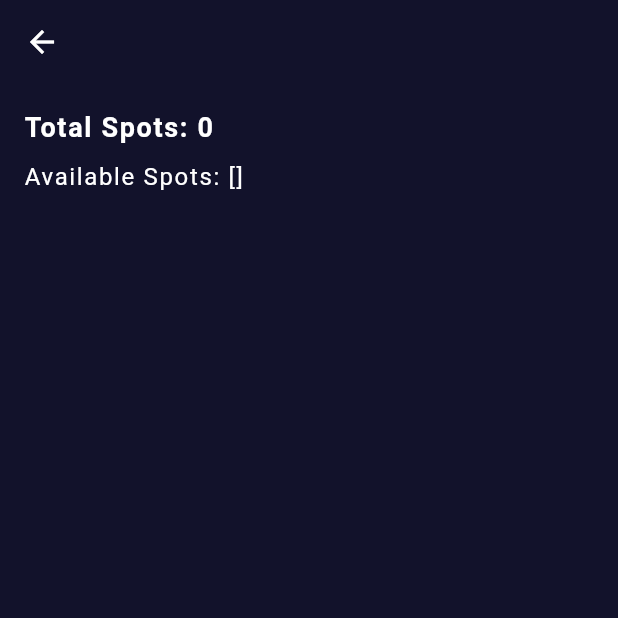
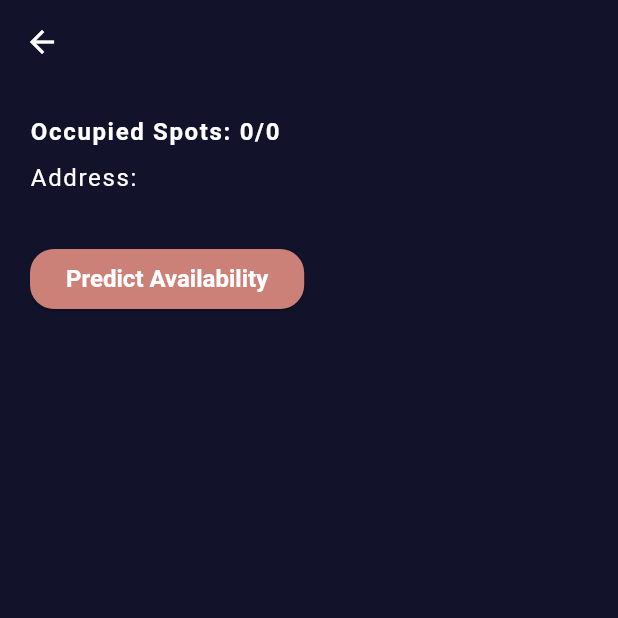
Before and after one commit to DanceaRadu/SwiftParkMobile, a Flutter app: the ParkingLotDetail screen opened directly with empty values, on a phone screen of 412 x 824 dp, the top half of it. Run offline on Flutter 3.47's test engine with Material 3 defaults, Android fonts, the phone set to English and light mode, and no system bars; our stand-ins replace cloud_firestore, cloud_functions, firebase_auth, firebase_core, flutter_map, flutter_riverpod and 2 more; missing offline and left inert: flutter_stripe; accounts and stored records are empty; generated files the repository leaves out were written again.

Commit message:
Added prediction page.

```diff
--- a/lib/main.dart
+++ b/lib/main.dart
@@ -39,6 +39,7 @@ class MyApp extends StatelessWidget {
     return MaterialApp(
       title: 'Swift.park',
       theme: _buildTheme(Brightness.dark),
+      darkTheme: _buildTheme(Brightness.dark),
       home: const AuthWrapper(),
       themeMode: ThemeMode.dark,
     );
--- a/lib/models/parking_lot_model.dart
+++ b/lib/models/parking_lot_model.dart
@@ -6,6 +6,7 @@ class ParkingLot {
   final double latitude;
   final double longitude;
   final double? price;
+  final String? address;
   final List<ParkingSpot> parkingSpots;
 
   ParkingLot({
@@ -14,15 +15,18 @@ class ParkingLot {
     required this.latitude,
     required this.longitude,
     this.price,
+    this.address,
     required this.parkingSpots,
   });
 
   factory ParkingLot.fromFirestore(Map<String, dynamic> data, String documentId) {
+    print(data['name']);
     return ParkingLot(
       id: documentId,
       name: data['name'] as String,
       latitude: data['latitude'] as double,
       longitude: data['longitude'] as double,
+      address: data['address'] != null ? data['address'] as String : null,
       price: data['price'] != null ? (data['price'] as num).toDouble() : null,
       parkingSpots: data['parkingSpots'] != null
           ? (data['parkingSpots'] as List)
@@ -37,6 +41,7 @@ class ParkingLot {
       'name': name,
       'latitude': latitude,
       'longitude': longitude,
+      if (address != null) 'address': address,
       if (price != null) 'price': price,
       'parkingSpots': parkingSpots.map((spot) => spot.toMap()).toList(),
     };
--- a/lib/pages/parking_lot_detail/parking_lot_detail.dart
+++ b/lib/pages/parking_lot_detail/parking_lot_detail.dart
@@ -1,5 +1,6 @@
 import 'package:flutter/cupertino.dart';
 import 'package:flutter/material.dart';
+import 'package:swift_park/color_palette.dart';
 import '../../models/parking_lot_model.dart';
 
 class ParkingLotDetail extends StatefulWidget {
@@ -12,27 +13,57 @@ class ParkingLotDetail extends StatefulWidget {
 }
 
 class _ParkingLotDetailState extends State<ParkingLotDetail> {
+
+  DateTime? _selectedDate;
+
+  Future<void> _pickDate(BuildContext context) async {
+    final DateTime? pickedDate = await showDatePicker(
+      context: context,
+      initialDate: DateTime.now(),
+      firstDate: DateTime(2000),
+      lastDate: DateTime(2100),
+    );
+    if (pickedDate != null && pickedDate != _selectedDate) {
+      setState(() {
+        _selectedDate = pickedDate;
+      });
+    }
+  }
+
   @override
   Widget build(BuildContext context) {
+
+    final occupiedCount =  widget.parkingLot.parkingSpots.where((spot) => spot.occupied).length;
+
     return Scaffold(
       appBar: AppBar(
         title: Text(widget.parkingLot.name),
       ),
       body: Padding(
-        padding: const EdgeInsets.all(16.0),
+        padding: const EdgeInsets.all(20.0),
         child: Column(
           crossAxisAlignment: CrossAxisAlignment.start,
           children: [
             Text(
-              'Total Spots: ${widget.parkingLot.parkingSpots.length}',
-              style: const TextStyle(fontSize: 18, fontWeight: FontWeight.bold),
+              'Occupied Spots: $occupiedCount/${widget.parkingLot.parkingSpots.length}',
+              style: const TextStyle(fontSize: 16, fontWeight: FontWeight.bold),
             ),
             const SizedBox(height: 8),
             Text(
-              'Available Spots: ${widget.parkingLot.parkingSpots}', // Assuming `availableSpots` is a property in your model
+              'Address: ${widget.parkingLot.address ?? "Not specified"}',
               style: const TextStyle(fontSize: 16),
             ),
-            const SizedBox(height: 16),
+            const SizedBox(height: 32),
+            ElevatedButton(
+              onPressed: () => _pickDate(context),
+              style: ElevatedButton.styleFrom(
+                backgroundColor: ColorPalette.secondary,
+              ),
+              child: const Text(
+                  'Predict Availability',
+                  style: TextStyle(color: ColorPalette.onSurface),
+              ),
+            ),
           ],
         ),
       ),
```
